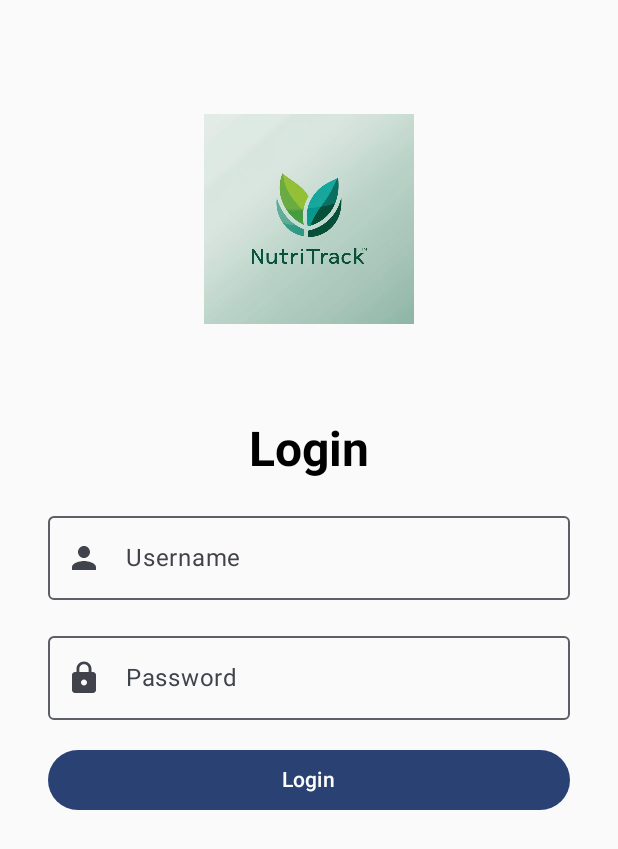
After one commit to Arrtish2702/FIT2081_A1, an Android app built with Jetpack Compose: the LoginActivity screen opened directly, with no data from a screen before it, on a phone screen of 412 x 824 dp. The commit adds this screen. Shown: the top 849 px of the screen. Run offline under Robolectric (Android 15) with nearby library versions, the phone set to English and light mode, and no system bars.

Commit message:
Implemented base activity files for A1, for the login, insights, home and questionnaire. Implemented a base login page Ui for utilisation

```diff
--- a/app/build.gradle.kts
+++ b/app/build.gradle.kts
@@ -10,7 +10,7 @@ android {
 
     defaultConfig {
         applicationId = "com.fit2081.arrtish.id32896786.a1"
-        minSdk = 35
+        minSdk = 34
         targetSdk = 35
         versionCode = 1
         versionName = "1.0"
--- /dev/null
+++ b/app/src/main/java/com/fit2081/arrtish/id32896786/a1/LoginActivity.kt
@@ -0,0 +1,110 @@
+package com.fit2081.arrtish.id32896786.a1
+
+import android.os.Bundle
+import androidx.activity.ComponentActivity
+import androidx.activity.compose.setContent
+import androidx.activity.enableEdgeToEdge
+import androidx.compose.foundation.Image
+import androidx.compose.foundation.layout.Arrangement
+import androidx.compose.foundation.layout.Box
+import androidx.compose.foundation.layout.Column
+import androidx.compose.foundation.layout.Spacer
+import androidx.compose.foundation.layout.fillMaxSize
+import androidx.compose.foundation.layout.fillMaxWidth
+import androidx.compose.foundation.layout.height
+import androidx.compose.foundation.layout.padding
+import androidx.compose.foundation.layout.size
+import androidx.compose.material.icons.Icons
+import androidx.compose.material.icons.filled.Lock
+import androidx.compose.material.icons.filled.Person
+import androidx.compose.material3.Button
+import androidx.compose.material3.Icon
+import androidx.compose.material3.MaterialTheme
+import androidx.compose.material3.OutlinedTextField
+import androidx.compose.material3.Scaffold
+import androidx.compose.material3.Text
+import androidx.compose.runtime.Composable
+import androidx.compose.runtime.getValue
+import androidx.compose.runtime.mutableStateOf
+import androidx.compose.runtime.remember
+import androidx.compose.runtime.setValue
+import androidx.compose.ui.Alignment
+import androidx.compose.ui.Modifier
+import androidx.compose.ui.res.painterResource
+import androidx.compose.ui.text.font.FontWeight
+import androidx.compose.ui.text.input.PasswordVisualTransformation
+import androidx.compose.ui.tooling.preview.Preview
+import androidx.compose.ui.unit.dp
+import com.fit2081.arrtish.id32896786.a1.ui.theme.A1Theme
+
+class LoginActivity : ComponentActivity() {
+    override fun onCreate(savedInstanceState: Bundle?) {
+        super.onCreate(savedInstanceState)
+        enableEdgeToEdge()
+        setContent {
+            A1Theme {
+                LoginPage(modifier = Modifier.fillMaxSize())
+            }
+        }
+    }
+}
+
+@Preview(showBackground = true)
+@Composable
+fun LoginPage(modifier: Modifier = Modifier) {
+    var username by remember { mutableStateOf("") }
+    var password by remember { mutableStateOf("") }
+
+    Box(
+        modifier = modifier
+            .fillMaxSize()
+            .padding(16.dp)
+    ) {
+        Image(
+            painter = painterResource(id = R.drawable.logo_for_an_app_called_nutritrack),
+            contentDescription = "NutriTrack Logo",
+            modifier = Modifier
+                .size(200.dp)
+                .align(Alignment.TopCenter)
+                .padding(top = 60.dp) // Adjust to move it slightly down from the top
+        )
+        Column(
+            modifier = Modifier
+                .align(Alignment.Center)
+                .fillMaxWidth()
+                .padding(16.dp),
+            verticalArrangement = Arrangement.spacedBy(16.dp),
+            horizontalAlignment = Alignment.CenterHorizontally
+        ) {
+            Text(
+                text = "Login",
+                style = MaterialTheme.typography.headlineLarge,
+                fontWeight = FontWeight.Bold
+            )
+
+            OutlinedTextField(
+                value = username,
+                onValueChange = { username = it },
+                label = { Text("Username") },
+                leadingIcon = { Icon(Icons.Default.Person, contentDescription = "User Icon") },
+                modifier = Modifier.fillMaxWidth()
+            )
+
+            OutlinedTextField(
+                value = password,
+                onValueChange = { password = it },
+                label = { Text("Password") },
+                leadingIcon = { Icon(Icons.Default.Lock, contentDescription = "Password Icon") },
+                visualTransformation = PasswordVisualTransformation(),
+                modifier = Modifier.fillMaxWidth()
+            )
+
+            Button(
+                onClick = { /* Handle login */ },
+                modifier = Modifier.fillMaxWidth()
+            ) {
+                Text("Login")
+            }
+        }
+    }
+}
--- a/app/src/main/res/values/strings.xml
+++ b/app/src/main/res/values/strings.xml
@@ -1,3 +1,7 @@
 <resources>
     <string name="app_name">A1</string>
+    <string name="title_activity_login">LoginActivity</string>
+    <string name="title_activity_questionnaire">QuestionnaireActivity</string>
+    <string name="title_activity_insights">InsightsActivity</string>
+    <string name="title_activity_home">HomeActivity</string>
 </resources>
```
Also changed, not shown: app/src/main/AndroidManifest.xml (+23 -5 lines), app/src/main/java/com/fit2081/arrtish/id32896786/a1/HomeActivity.kt (added, +47 -0 lines), app/src/main/java/com/fit2081/arrtish/id32896786/a1/InsightsActivity.kt (added, +47 -0 lines), app/src/main/java/com/fit2081/arrtish/id32896786/a1/QuestionnaireActivity.kt (added, +47 -0 lines), app/src/main/res/drawable/logo_for_an_app_called_nutritrack.jpg (added).
